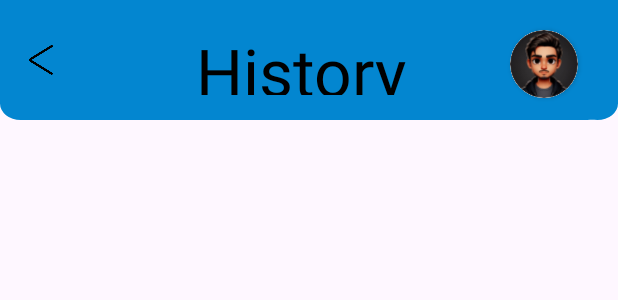
After one commit to VKShubham/Lagani, an Android app: the layout activity_history.xml on its own in the app's theme, with its tools: preview values and no code run, on a phone screen of 412 x 824 dp. The commit adds this screen. Shown: the top 300 px of the screen. Run offline under Robolectric (Android 15) with nearby library versions, the phone set to English and light mode, and no system bars; Roboto replaces fonts that are not available here.

Commit message:
Before History and refresh at a time in rider dashboard and aaccpted_donation not worked properly

```diff
--- a/app/src/main/AndroidManifest.xml
+++ b/app/src/main/AndroidManifest.xml
@@ -23,6 +23,9 @@
         android:supportsRtl="true"
         android:theme="@style/Theme.Lagani20"
         tools:targetApi="31">
+        <activity
+            android:name=".Modules.History"
+            android:exported="false" />
         <activity
             android:name=".Modules.CurrentLocation"
             android:exported="false" />
--- /dev/null
+++ b/app/src/main/res/layout/activity_history.xml
@@ -0,0 +1,11 @@
+<?xml version="1.0" encoding="utf-8"?>
+<androidx.constraintlayout.widget.ConstraintLayout xmlns:android="http://schemas.android.com/apk/res/android"
+    xmlns:app="http://schemas.android.com/apk/res-auto"
+    xmlns:tools="http://schemas.android.com/tools"
+    android:layout_width="match_parent"
+    android:layout_height="match_parent"
+    tools:context=".Modules.History">
+
+    <include layout="@layout/historytoolbar"/>
+
+</androidx.constraintlayout.widget.ConstraintLayout>
--- /dev/null
+++ b/app/src/main/res/layout/historytoolbar.xml
@@ -0,0 +1,71 @@
+<?xml version="1.0" encoding="utf-8"?>
+<com.google.android.material.appbar.CollapsingToolbarLayout xmlns:android="http://schemas.android.com/apk/res/android"
+    android:layout_width="match_parent"
+    android:layout_height="match_parent"
+    xmlns:app="http://schemas.android.com/apk/res-auto">
+
+
+
+
+    <View
+        android:id="@+id/rectangle_1"
+        android:layout_width="match_parent"
+        android:layout_height="80dp"
+        android:layout_alignParentLeft="true"
+        android:layout_alignParentTop="true"
+        android:background="@drawable/rectangle_1"
+        />
+
+    <ImageView
+        android:id="@+id/back_btn"
+        android:layout_width="44dp"
+        android:layout_height="20dp"
+        android:layout_alignParentLeft="true"
+        android:layout_marginLeft="5dp"
+        android:layout_alignParentTop="true"
+        android:layout_marginTop="30dp"
+        android:src="@drawable/back_arrow"
+        />
+
+    <TextView
+        android:id="@+id/lagni"
+        android:layout_width="150dp"
+        android:layout_height="45dp"
+        android:layout_alignParentLeft="true"
+        android:layout_alignParentTop="true"
+        android:layout_marginStart="125dp"
+        android:layout_marginTop="18dp"
+        android:text="History"
+        android:textAppearance="@style/lagni"
+        android:gravity="center_horizontal|top"
+        />
+
+    <androidx.cardview.widget.CardView
+        android:layout_width="45dp"
+        android:layout_height="45dp"
+        app:cardCornerRadius="250dp"
+        android:layout_marginStart="340dp"
+        android:layout_marginTop="20dp"
+        app:cardBackgroundColor="@color/white">
+
+        <androidx.cardview.widget.CardView
+            android:layout_width="45dp"
+            android:layout_height="45dp"
+            app:cardCornerRadius="250dp"
+            android:layout_gravity="center">
+
+
+            <ImageView
+                android:id="@+id/logo"
+                android:layout_width="45dp"
+                android:layout_height="45dp"
+                android:scaleType="centerCrop"
+                android:background="@drawable/round_photo"
+                android:src="@drawable/persosndashlogo" />
+
+
+        </androidx.cardview.widget.CardView>
+
+    </androidx.cardview.widget.CardView>
+
+</com.google.android.material.appbar.CollapsingToolbarLayout>
```
Also changed, not shown: app/src/main/java/com/example/lagani20/Adapter/RecyclerView2.java (+9 -8 lines), app/src/main/java/com/example/lagani20/Dashboard/RiderDashboard.java (+30 -29 lines), app/src/main/java/com/example/lagani20/Modules/History.java (added, +47 -0 lines), app/src/main/java/com/example/lagani20/Modules/Status_Donations.java (+27 -11 lines), app/src/main/res/layout/activity_register.xml (+37 -37 lines).
